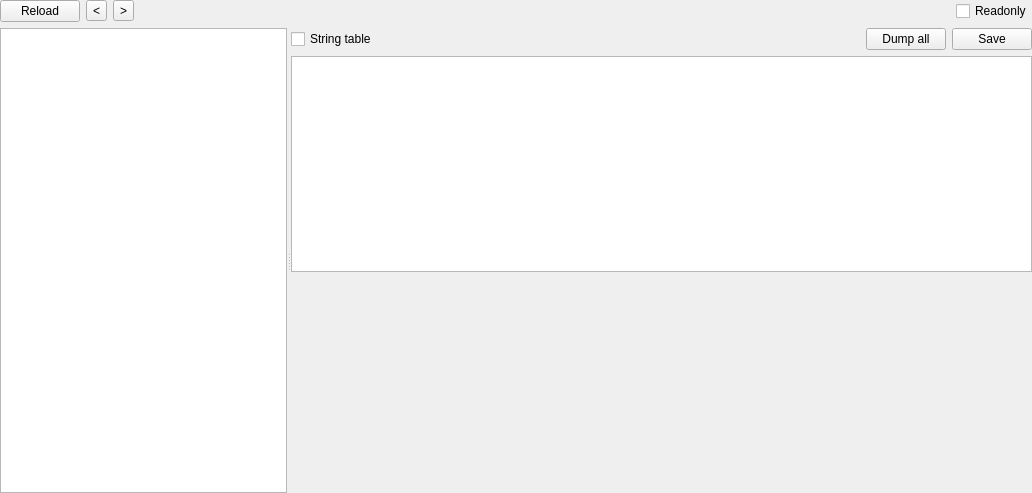
horsicq/FormatWidgets, file PE/pewidget.ui: the form before one commit.
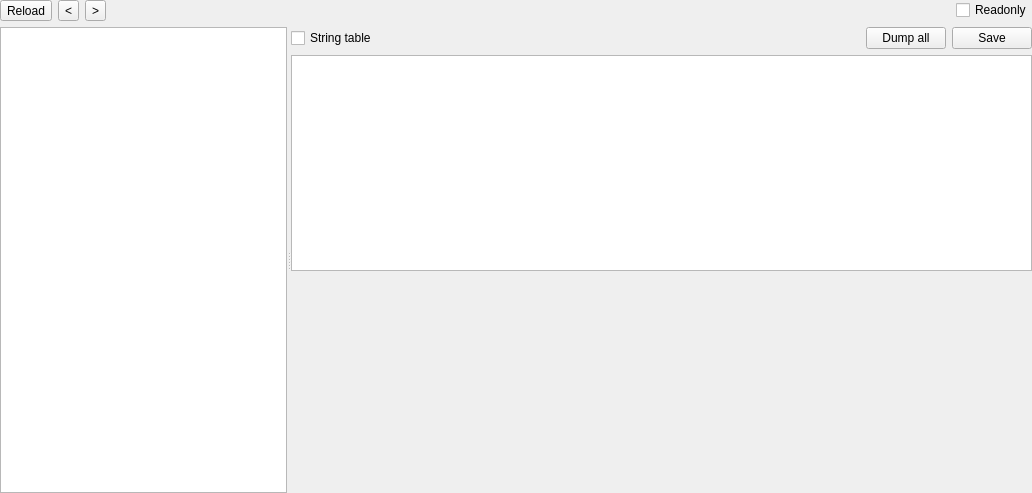
The form after the commit. Custom widgets are drawn as their Qt base class.

```diff
--- a/PE/pewidget.ui
+++ b/PE/pewidget.ui
@@ -35,7 +35,7 @@
       <enum>QLayout::SetDefaultConstraint</enum>
      </property>
      <item>
-      <widget class="QPushButton" name="pushButtonReload">
+      <widget class="QToolButton" name="toolButtonReload">
        <property name="text">
         <string>Reload</string>
        </property>
```
